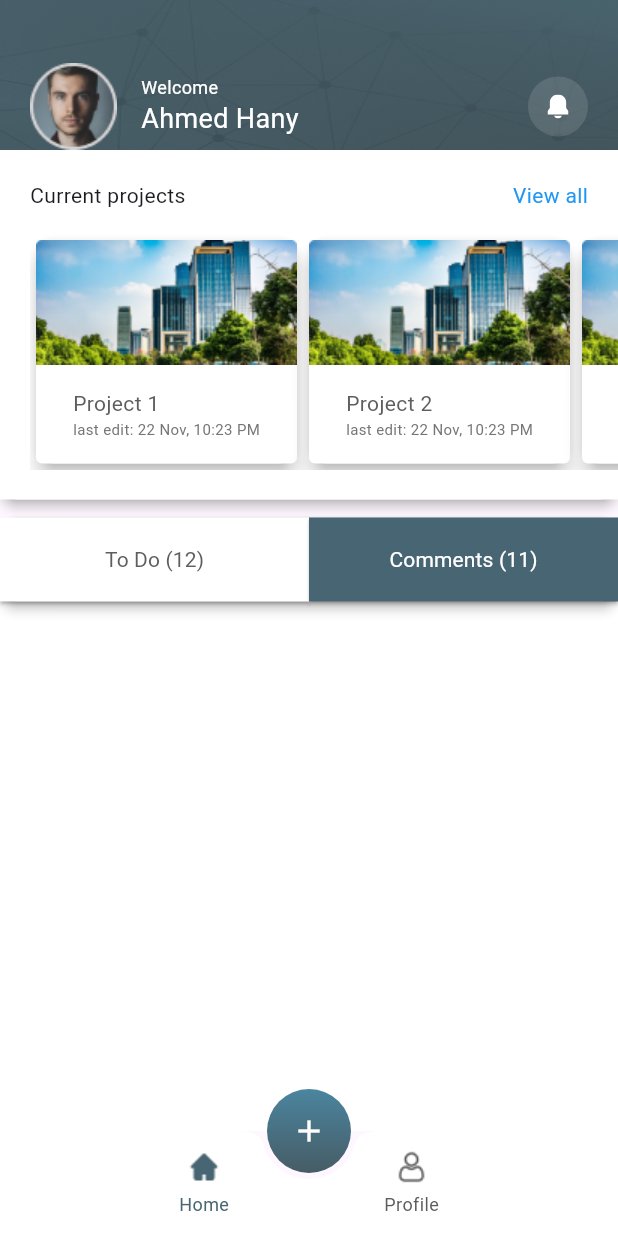
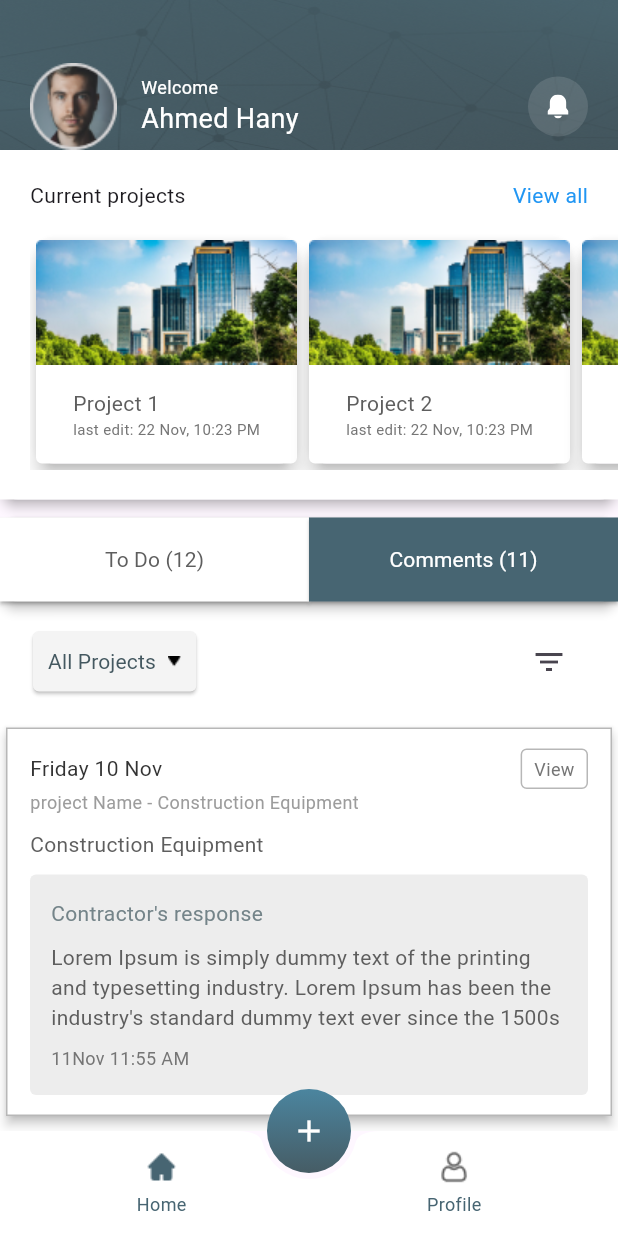
Before and after one commit to ahmed-shorbagy/test_screens, a Flutter app: the HomeView screen opened by its route, after a tap on "Comments (11)", on a phone screen of 412 x 824 dp. Run offline on Flutter 3.47's test engine with Material 3 defaults, Android fonts, the phone set to English and light mode, and no system bars; our stand-ins replace flutter_svg, get.

Commit message:
Add new files and update existing files for All Projects view and bottom bar item. Also, add a new image asset for the menu back button. Update the theme for the app.

```diff
--- a/lib/app/modules/Registration/views/registration_view.dart
+++ b/lib/app/modules/Registration/views/registration_view.dart
@@ -1,11 +1,7 @@
 import 'package:flutter/material.dart';
 
 import 'package:get/get.dart';
-import 'package:test_screens/app/modules/Registration/views/widgets/email_textFiled_with_label.dart';
-import 'package:test_screens/app/modules/Registration/views/widgets/linear_gradientColor_sign_in_button.dart';
 import 'package:test_screens/app/modules/Registration/views/widgets/login_form.dart';
-import 'package:test_screens/app/modules/Registration/views/widgets/login_options.dart';
-import 'package:test_screens/app/modules/Registration/views/widgets/password_text_field_with_label.dart';
 import 'package:test_screens/core/theme/theme_constants.dart';
 import 'package:test_screens/core/utils/app_styles.dart';
 import 'package:test_screens/core/utils/assets.dart';
--- /dev/null
+++ b/lib/app/modules/home/views/all_projects_view.dart
@@ -0,0 +1,19 @@
+import 'package:flutter/material.dart';
+import 'package:test_screens/app/modules/home/views/widgets/all_projects_app_bar.dart';
+
+class AllProjectsView extends StatelessWidget {
+  const AllProjectsView({super.key});
+
+  @override
+  Widget build(BuildContext context) {
+    return const Scaffold(
+      appBar: PreferredSize(
+        preferredSize: Size.fromHeight(80),
+        child: AllProjectsAppBar(),
+      ),
+      body: Column(
+        children: [],
+      ),
+    );
+  }
+}
--- /dev/null
+++ b/lib/app/modules/home/views/widgets/all_projects_app_bar.dart
@@ -0,0 +1,64 @@
+import 'package:flutter/material.dart';
+import 'package:flutter/widgets.dart';
+import 'package:test_screens/core/utils/app_styles.dart';
+import 'package:test_screens/core/utils/assets.dart';
+
+class AllProjectsAppBar extends StatelessWidget {
+  const AllProjectsAppBar({super.key});
+
+  @override
+  Widget build(BuildContext context) {
+    return Container(
+      width: double.infinity,
+      height: double.infinity,
+      decoration: const BoxDecoration(
+        image: DecorationImage(
+            image: AssetImage(Assets.imagesAppBarBackGround), fit: BoxFit.fill),
+      ),
+      child: Padding(
+        padding: const EdgeInsets.symmetric(horizontal: 20),
+        child: Padding(
+          padding: const EdgeInsets.only(top: 42),
+          child: Row(
+            mainAxisAlignment: MainAxisAlignment.spaceBetween,
+            children: [
+              Row(
+                children: [
+                  IconButton(
+                      onPressed: () {},
+                      icon: const Icon(
+                        Icons.arrow_back,
+                        color: Colors.white,
+                      )),
+                  const SizedBox(
+                    width: 8,
+                  ),
+                  Text(
+                    "Reports",
+                    textAlign: TextAlign.start,
+                    style: AppStyles.medium18.copyWith(color: Colors.white),
+                  ),
+                ],
+              ),
+              Row(
+                children: [
+                  IconButton(
+                    onPressed: () {},
+                    icon: const Icon(
+                      Icons.settings,
+                      color: Colors.white,
+                    ),
+                  ),
+                  const SizedBox(
+                    width: 10,
+                  ),
+                  Image.asset(Assets.imagesMenuBack)
+                ],
+              )
+            ],
+          ),
+        ),
+      ),
+    );
+  }
+}
--- /dev/null
+++ b/lib/app/modules/home/views/widgets/bottom_bar_item.dart
@@ -0,0 +1,26 @@
+import 'package:flutter/material.dart';
+import 'package:test_screens/core/utils/app_styles.dart';
+
+class BottomBarItem extends StatelessWidget {
+  const BottomBarItem({
+    super.key,
+    required this.image,
+    required this.title,
+  });
+  final String image, title;
+  @override
+  Widget build(BuildContext context) {
+    return GestureDetector(
+      onTap: () {},
+      child: Column(
+        children: [
+          Image.asset(image),
+          const SizedBox(height: 4),
+          Text(title,
+              style:
+                  AppStyles.regular12.copyWith(color: const Color(0xff476572))),
+        ],
+      ),
+    );
+  }
+}
--- a/lib/app/modules/home/views/widgets/comments_section.dart
+++ b/lib/app/modules/home/views/widgets/comments_section.dart
@@ -1,10 +1,28 @@
 import 'package:flutter/material.dart';
+import 'package:flutter/widgets.dart';
+import 'package:test_screens/app/modules/home/views/widgets/comments_section_body.dart';
+import 'package:test_screens/app/modules/home/views/widgets/comments_section_card.dart';
+import 'package:test_screens/app/modules/home/views/widgets/to_do_options_section.dart';
+import 'package:test_screens/core/utils/app_styles.dart';
+
+import 'comments_section_header.dart';
 
 class CeommentsSection extends StatelessWidget {
   const CeommentsSection({super.key});
 
   @override
   Widget build(BuildContext context) {
-    return Container();
+    return const SingleChildScrollView(
+      physics: BouncingScrollPhysics(),
+      child: Column(
+        children: [
+          Padding(
+            padding: EdgeInsets.symmetric(horizontal: 22, vertical: 16),
+            child: ToDoSectionOptions(),
+          ),
+          CommentsSectionCard()
+        ],
+      ),
+    );
   }
 }
--- /dev/null
+++ b/lib/app/modules/home/views/widgets/comments_section_body.dart
@@ -0,0 +1,63 @@
+import 'package:flutter/material.dart';
+import 'package:test_screens/core/utils/app_styles.dart';
+
+class CommentsSectionBody extends StatelessWidget {
+  const CommentsSectionBody({
+    super.key,
+  });
+
+  @override
+  Widget build(BuildContext context) {
+    return Column(
+      crossAxisAlignment: CrossAxisAlignment.stretch,
+      children: [
+        Text(
+          "project Name - Construction Equipment",
+          style: AppStyles.regular12.copyWith(color: const Color(0xff9C9C9C)),
+        ),
+        const SizedBox(
+          height: 10,
+        ),
+        Text(
+          "Construction Equipment",
+          style: AppStyles.regular14.copyWith(color: const Color(0xff5E5E5E)),
+        ),
+        const SizedBox(
+          height: 10,
+        ),
+        Container(
+          padding: const EdgeInsets.symmetric(vertical: 16, horizontal: 14),
+          decoration: BoxDecoration(
+              borderRadius: BorderRadius.circular(4),
+              color: const Color(0xffEDEDED)),
+          child: Column(
+            crossAxisAlignment: CrossAxisAlignment.stretch,
+            children: [
+              Text(
+                "Contractor's response",
+                style:
+                    AppStyles.medium14.copyWith(color: const Color(0xff748489)),
+              ),
+              const SizedBox(
+                height: 9,
+              ),
+              Text(
+                "Lorem Ipsum is simply dummy text of the printing and typesetting industry. Lorem Ipsum has been the industry's standard dummy text ever since the 1500s",
+                style: AppStyles.regular14
+                    .copyWith(color: const Color(0xff5E5E5E)),
+              ),
+              const SizedBox(
+                height: 9,
+              ),
+              Text(
+                "11Nov 11:55 AM",
+                style: AppStyles.regular12
+                    .copyWith(color: const Color(0xff757575)),
+              ),
+            ],
+          ),
+        )
+      ],
+    );
+  }
+}
--- /dev/null
+++ b/lib/app/modules/home/views/widgets/comments_section_card.dart
@@ -0,0 +1,27 @@
+import 'package:flutter/material.dart';
+import 'package:test_screens/app/modules/home/views/widgets/comments_section_body.dart';
+import 'package:test_screens/app/modules/home/views/widgets/comments_section_header.dart';
+
+class CommentsSectionCard extends StatelessWidget {
+  const CommentsSectionCard({
+    super.key,
+  });
+
+  @override
+  Widget build(BuildContext context) {
+    return Card(
+      color: Colors.white,
+      elevation: 3,
+      shape: const RoundedRectangleBorder(
+        side: BorderSide(color: Color(0xffB7B7B7), width: 1),
+      ),
+      child: Container(
+        padding: const EdgeInsets.symmetric(horizontal: 16, vertical: 14),
+        child: const Column(
+          crossAxisAlignment: CrossAxisAlignment.stretch,
+          children: [CommentsSectionHeader(), CommentsSectionBody()],
+        ),
+      ),
+    );
+  }
+}
--- /dev/null
+++ b/lib/app/modules/home/views/widgets/comments_section_header.dart
@@ -0,0 +1,39 @@
+import 'package:flutter/material.dart';
+import 'package:test_screens/core/utils/app_styles.dart';
+
+class CommentsSectionHeader extends StatelessWidget {
+  const CommentsSectionHeader({
+    super.key,
+  });
+
+  @override
+  Widget build(BuildContext context) {
+    return Row(
+      mainAxisAlignment: MainAxisAlignment.spaceBetween,
+      children: [
+        Text(
+          "Friday 10 Nov ",
+          style: AppStyles.regular14.copyWith(
+            color: const Color(0xff333333),
+          ),
+        ),
+        GestureDetector(
+          child: Container(
+            padding: const EdgeInsets.symmetric(
+              horizontal: 8,
+              vertical: 4,
+            ),
+            decoration: BoxDecoration(
+                borderRadius: BorderRadius.circular(4),
+                border: Border.all(color: const Color(0xffB7B7B7))),
+            child: Text(
+              "View",
+              style:
+                  AppStyles.regular12.copyWith(color: const Color(0xff757575)),
+            ),
+          ),
+        )
+      ],
+    );
+  }
+}
--- a/lib/app/modules/home/views/widgets/current_projects_lisItem.dart
+++ b/lib/app/modules/home/views/widgets/current_projects_lisItem.dart
@@ -1,7 +1,6 @@
 import 'package:flutter/material.dart';
 import 'package:test_screens/app/data/models/current_projects_listItem_model.dart';
 import 'package:test_screens/core/utils/app_styles.dart';
-import 'package:test_screens/core/utils/assets.dart';
 
 class CurrentProjectsListItem extends StatelessWidget {
   const CurrentProjectsListItem({
--- a/lib/app/modules/home/views/widgets/current_projects_list_title.dart
+++ b/lib/app/modules/home/views/widgets/current_projects_list_title.dart
@@ -1,5 +1,7 @@
 import 'package:flutter/material.dart';
 import 'package:flutter/widgets.dart';
+import 'package:get/get.dart';
+import 'package:test_screens/app/routes/app_pages.dart';
 import 'package:test_screens/core/utils/app_styles.dart';
 
 class CurrentProjectsListTitle extends StatelessWidget {
@@ -18,9 +20,14 @@ class CurrentProjectsListTitle extends StatelessWidget {
         ),
         Padding(
           padding: const EdgeInsets.only(right: 20),
-          child: Text(
-            "View all",
-            style: AppStyles.regular14.copyWith(color: Colors.blue),
+          child: GestureDetector(
+            onTap: () {
+              Get.toNamed(Routes.AllProjects);
+            },
+            child: Text(
+              "View all",
+              style: AppStyles.regular14.copyWith(color: Colors.blue),
+            ),
           ),
         ),
       ],
--- a/lib/app/modules/home/views/widgets/home_bottom_bar.dart
+++ b/lib/app/modules/home/views/widgets/home_bottom_bar.dart
@@ -1,4 +1,5 @@
 import 'package:flutter/material.dart';
+import 'package:test_screens/app/modules/home/views/widgets/bottom_bar_item.dart';
 
 import '../../../../../core/utils/app_styles.dart';
 import '../../../../../core/utils/assets.dart';
@@ -10,38 +11,25 @@ class HomeBottomBar extends StatelessWidget {
 
   @override
   Widget build(BuildContext context) {
-    return BottomAppBar(
+    return const BottomAppBar(
       height: 70,
-      shape: const CircularNotchedRectangle(),
+      shape: CircularNotchedRectangle(),
       elevation: 0,
       color: Colors.white,
       child: Row(
         mainAxisAlignment: MainAxisAlignment.spaceEvenly,
         children: [
-          GestureDetector(
-            onTap: () {},
-            child: Column(
-              children: [
-                Image.asset(Assets.imagesHome),
-                const SizedBox(height: 4),
-                Text("Home",
-                    style: AppStyles.regular12
-                        .copyWith(color: const Color(0xff476572))),
-              ],
-            ),
+          BottomBarItem(
+            image: Assets.imagesHome,
+            title: "Home",
           ),
-          GestureDetector(
-            onTap: () {},
-            child: Column(
-              children: [
-                Image.asset(Assets.imagesProfile),
-                const SizedBox(height: 4),
-                Text("Profile",
-                    style: AppStyles.regular12
-                        .copyWith(color: const Color(0xff5C5C5C))),
-              ],
-            ),
-          )
+          SizedBox(
+            width: 10,
+          ),
+          BottomBarItem(
+            image: Assets.imagesProfile,
+            title: "Profile",
+          ),
         ],
       ),
     );
--- a/lib/app/modules/home/views/widgets/pageView_OptionsButtons.dart
+++ b/lib/app/modules/home/views/widgets/pageView_OptionsButtons.dart
@@ -1,6 +1,5 @@
 import 'package:flutter/material.dart';
 
-import '../../../../../core/theme/theme_constants.dart';
 import '../../../../../core/utils/app_styles.dart';
 import 'todo_and_comments_pageView_section.dart';
 
--- a/lib/app/modules/home/views/widgets/todo_projects_item.dart
+++ b/lib/app/modules/home/views/widgets/todo_projects_item.dart
@@ -1,8 +1,6 @@
 import 'package:flutter/material.dart';
 import 'package:test_screens/app/data/models/todo_projects_item_model.dart';
 import 'package:test_screens/core/utils/app_styles.dart';
-
-import '../../../../../core/utils/assets.dart';
 
 class ToDoProjectsItem extends StatelessWidget {
   const ToDoProjectsItem({
--- a/lib/app/modules/home/views/widgets/todo_section.dart
+++ b/lib/app/modules/home/views/widgets/todo_section.dart
@@ -8,9 +8,8 @@ class ToDoSection extends StatelessWidget {
 
   @override
   Widget build(BuildContext context) {
-    return Container(
-      decoration: const BoxDecoration(color: Colors.white),
-      child: const SingleChildScrollView(
+    return const SingleChildScrollView(
+      physics: BouncingScrollPhysics(),
       child: Column(
         children: [
           Padding(
@@ -30,7 +29,6 @@ class ToDoSection extends StatelessWidget {
           ),
         ],
       ),
-      ),
     );
   }
 }
--- a/lib/app/routes/app_pages.dart
+++ b/lib/app/routes/app_pages.dart
@@ -1,4 +1,5 @@
 import 'package:get/get.dart';
+import 'package:test_screens/app/modules/home/views/all_projects_view.dart';
 
 import '../modules/Registration/bindings/registration_binding.dart';
 import '../modules/Registration/views/registration_view.dart';
@@ -19,6 +20,11 @@ class AppPages {
       binding: HomeBinding(),
     ),
     GetPage(
+      name: _Paths.ALLPROJECTS,
+      page: () => const AllProjectsView(),
+      binding: HomeBinding(),
+    ),
+    GetPage(
       name: _Paths.REGISTRATION,
       page: () => const RegistrationView(),
       binding: RegistrationBinding(),
--- a/lib/app/routes/app_routes.dart
+++ b/lib/app/routes/app_routes.dart
@@ -5,10 +5,12 @@ abstract class Routes {
   Routes._();
   static const HOME = _Paths.HOME;
   static const REGISTRATION = _Paths.REGISTRATION;
+  static const AllProjects = _Paths.ALLPROJECTS;
 }
 
 abstract class _Paths {
   _Paths._();
   static const HOME = '/home';
   static const REGISTRATION = '/registration';
+  static const ALLPROJECTS = '/allProjects';
 }
--- a/lib/core/utils/assets.dart
+++ b/lib/core/utils/assets.dart
@@ -15,6 +15,7 @@ class Assets {
   static const String imagesArrowDown = "assets/images/arrowdown.png";
   static const String imagesHome = "assets/images/home.png";
   static const String imagesProfile = "assets/images/profile.png";
+  static const String imagesMenuBack = "assets/images/menuBack.png";
 
   /// Assets for imagesProject2
   /// assets/images/project2.svg
--- a/lib/main.dart
+++ b/lib/main.dart
@@ -1,12 +1,14 @@
 import 'package:flutter/material.dart';
 
 import 'package:get/get.dart';
+import 'package:test_screens/core/theme/theme_constants.dart';
 
 import 'app/routes/app_pages.dart';
 
 void main() {
   runApp(
     GetMaterialApp(
+      theme: lightTheme(),
       title: "Test_Screens",
       initialRoute: AppPages.INITIAL,
       getPages: AppPages.routes,
```
Also changed, not shown: assets/images/menuBack.png (added). Lines whose indentation alone changed are shown as unchanged.
